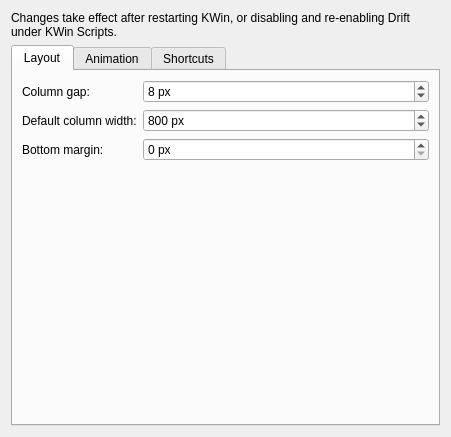
First picture: the form in drift/contents/ui/config.ui, repository epicodic/drift, before the edit.
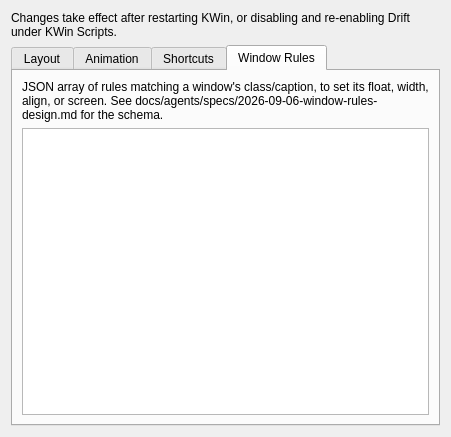
Second picture: the form after the edit. The open tabs and pages were chosen to show the change.

Commit message: feat(runtime): add window rules to float/resize/align windows on open

Diff of the .ui file:
```diff
--- a/drift/contents/ui/config.ui
+++ b/drift/contents/ui/config.ui
@@ -397,6 +397,38 @@
                             </item>
                         </layout>
                     </widget>
+                    <widget class="QWidget" name="tab_windowRules">
+                        <attribute name="title">
+                            <string>Window Rules</string>
+                        </attribute>
+                        <layout class="QVBoxLayout" name="verticalLayout_windowRules">
+                            <item>
+                                <widget class="QLabel" name="label_windowRulesExplanation">
+                                    <property name="text">
+                                        <string>JSON array of rules matching a window's class/caption, to set its float, width, align, or screen. See docs/agents/specs/2026-09-06-window-rules-design.md for the schema.</string>
+                                    </property>
+                                    <property name="wordWrap">
+                                        <bool>true</bool>
+                                    </property>
+                                </widget>
+                            </item>
+                            <item>
+                                <widget class="QPlainTextEdit" name="kcfg_windowRules">
+                                    <property name="tabChangesFocus">
+                                        <bool>true</bool>
+                                    </property>
+                                    <property name="lineWrapMode">
+                                        <enum>QPlainTextEdit::NoWrap</enum>
+                                    </property>
+                                    <property name="font">
+                                        <font>
+                                            <family>Monospace</family>
+                                        </font>
+                                    </property>
+                                </widget>
+                            </item>
+                        </layout>
+                    </widget>
                 </widget>
             </item>
         </layout>
```
The commit also changes 16 other files.
